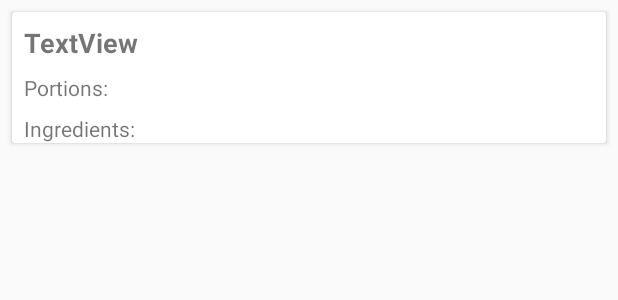
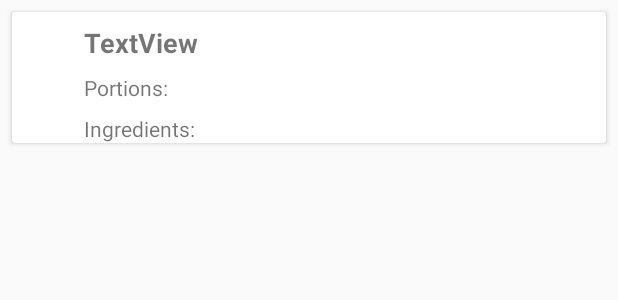
Before and after one commit to su43berkut17/bakingApp, an Android app: the layout recipe_rv_men.xml on its own in the app's theme, with its tools: preview values and no code run, on a phone screen of 412 x 824 dp. Shown: the top 300 px of the screen. Run offline under Robolectric (Android 15) with nearby library versions, the phone set to English and light mode, and no system bars.

Commit message:
Main Menu on recipe loads the image if it exists Added up navigation (to test) Exoplayer save video position (to test)

```diff
--- a/app/src/main/res/layout/recipe_rv_men.xml
+++ b/app/src/main/res/layout/recipe_rv_men.xml
@@ -2,7 +2,6 @@
 <android.support.v7.widget.CardView
     xmlns:android="http://schemas.android.com/apk/res/android"
     xmlns:app="http://schemas.android.com/apk/res-auto"
-    xmlns:tools="http://schemas.android.com/tools"
     android:layout_width="match_parent"
     android:layout_height="wrap_content"
     android:layout_margin="8dp">
@@ -10,6 +9,16 @@
 <android.support.constraint.ConstraintLayout
     android:layout_width="match_parent"
     android:layout_height="wrap_content">
+
+        <ImageView
+            android:id="@+id/iv_recipe_thumb"
+            android:layout_width="wrap_content"
+            android:layout_height="wrap_content"
+            android:layout_marginStart="8dp"
+            android:layout_marginTop="8dp"
+            app:layout_constraintStart_toStartOf="parent"
+            app:layout_constraintTop_toTopOf="parent"
+            app:srcCompat="@drawable/exo_notification_pause" />
 
         <TextView
             android:id="@+id/tv_title"
@@ -20,7 +29,7 @@
             android:text="TextView"
             android:textSize="@dimen/main_menu_title_size"
             android:textStyle="bold"
-            app:layout_constraintStart_toStartOf="parent"
+            app:layout_constraintStart_toEndOf="@+id/iv_recipe_thumb"
             app:layout_constraintTop_toTopOf="parent" />
 
         <TextView
@@ -31,7 +40,7 @@
             android:layout_marginTop="8dp"
             android:text="@string/txPortions"
             android:textSize="@dimen/main_menu_other_text_size"
-            app:layout_constraintStart_toStartOf="parent"
+            app:layout_constraintStart_toEndOf="@+id/iv_recipe_thumb"
             app:layout_constraintTop_toBottomOf="@+id/tv_title" />
 
         <TextView
@@ -53,7 +62,7 @@
             android:layout_marginTop="8dp"
             android:text="@string/txIngredients"
             android:textSize="@dimen/main_menu_other_text_size"
-            app:layout_constraintStart_toStartOf="parent"
+            app:layout_constraintStart_toEndOf="@+id/iv_recipe_thumb"
             app:layout_constraintTop_toBottomOf="@+id/tv_titlePortions" />
 
         <TextView
```
Also changed, not shown: app/src/main/java/com/su43berkut17/nanodegree/bakingapp/MainActivity.java (+45 -4 lines), app/src/main/java/com/su43berkut17/nanodegree/bakingapp/fragment_detail.java (+54 -39 lines), app/src/main/java/com/su43berkut17/nanodegree/bakingapp/recyclerViews/adapterMainMenu.java (+13 -0 lines).
